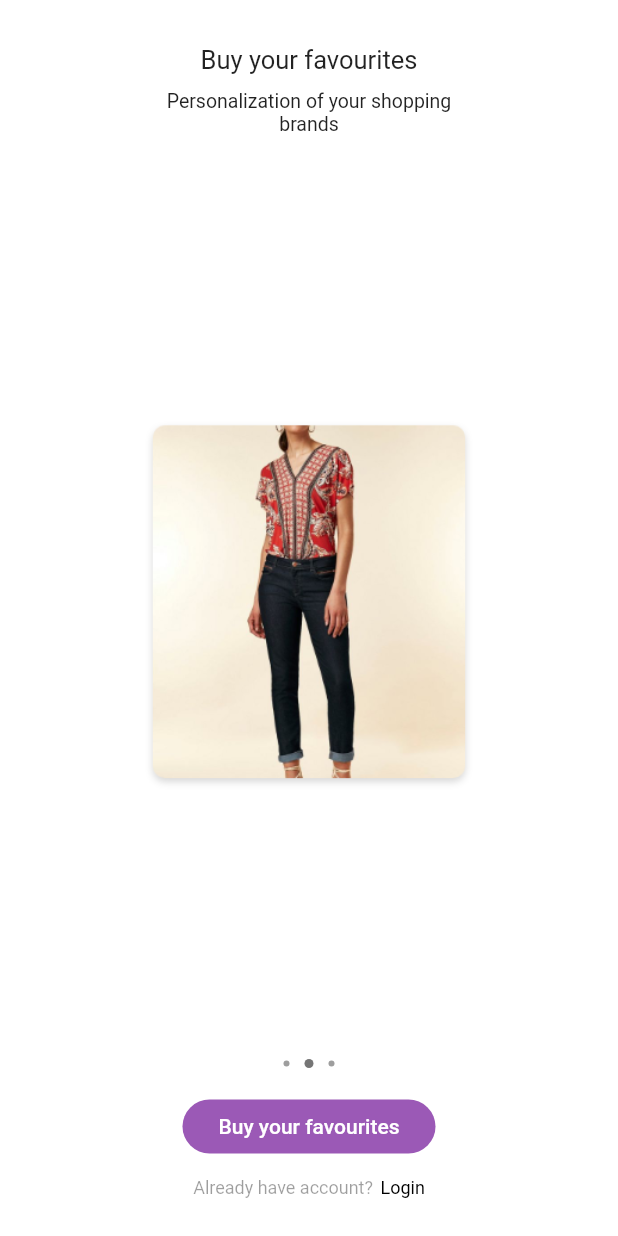
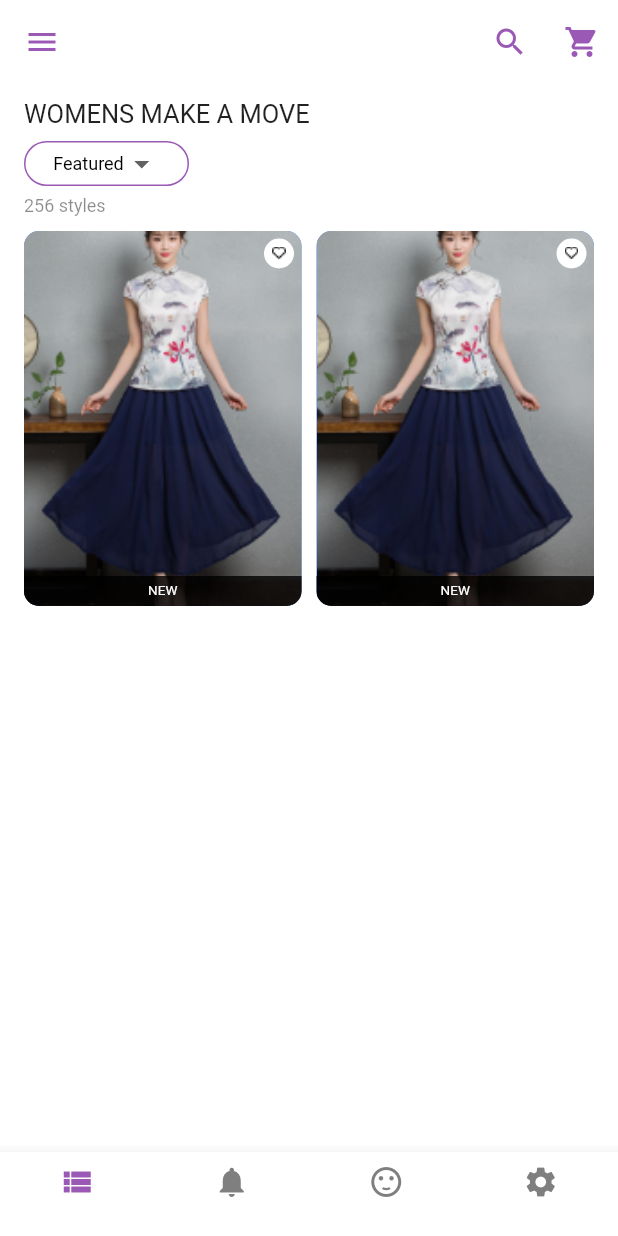
Before and after one commit to duythien0912/flutter_shopping, a Flutter app: the screen it shows after launch, after a tap on "Buy your favourites", on a phone screen of 412 x 824 dp. Run offline on Flutter 3.47's test engine with Material 2 defaults, Android fonts, the phone set to English and light mode, and no system bars; our stand-ins replace flutter_swiper.

Commit message:
[Thien] code UI half of Dashboard screen

```diff
--- a/lib/main.dart
+++ b/lib/main.dart
@@ -10,7 +10,7 @@ class MyApp extends StatelessWidget {
     return MaterialApp(
       title: 'Flutter Demo',
       theme: ThemeData(
-        primarySwatch: Colors.blue,
+        primaryColorBrightness: Brightness.light,
       ),
       home: WelcomeScreen(),
       debugShowCheckedModeBanner: false,
--- /dev/null
+++ b/lib/screens/dashBoard.dart
@@ -0,0 +1,205 @@
+import 'package:flutter/material.dart';
+
+class DashBoard extends StatefulWidget {
+  const DashBoard({
+    Key key,
+  }) : super(key: key);
+
+  @override
+  _DashBoardState createState() => _DashBoardState();
+}
+
+class _DashBoardState extends State<DashBoard> {
+  var _value = "1";
+
+  @override
+  Widget build(BuildContext context) {
+    return Padding(
+      padding: const EdgeInsets.symmetric(
+        horizontal: 16.0,
+      ),
+      child: ListView(
+        children: <Widget>[
+          Padding(
+            padding: const EdgeInsets.all(5),
+          ),
+          new TitleDashboard(),
+          Padding(
+            padding: const EdgeInsets.all(4),
+          ),
+          buildCategoryDropDown(),
+          Padding(
+            padding: const EdgeInsets.all(3),
+          ),
+          buildTextNumberStyles(),
+          Padding(
+            padding: const EdgeInsets.all(5),
+          ),
+          buildRowNewItem(),
+        ],
+      ),
+    );
+  }
+
+  Row buildRowNewItem() {
+    return Row(
+      children: <Widget>[
+        buildExpandedNewItem(),
+        Padding(
+          padding: const EdgeInsets.all(5),
+        ),
+        buildExpandedNewItem(),
+      ],
+    );
+  }
+
+  Expanded buildExpandedNewItem() {
+    return Expanded(
+      child: Container(
+        height: 250,
+        decoration: BoxDecoration(
+          image: new DecorationImage(
+            image: new AssetImage("assets/item1.png"),
+            fit: BoxFit.cover,
+          ),
+          color: Colors.blueAccent,
+          borderRadius: BorderRadius.all(
+            Radius.circular(10.0),
+          ),
+        ),
+        child: Stack(
+          children: <Widget>[
+            Positioned(
+              top: 5,
+              right: 5,
+              child: Container(
+                height: 20,
+                width: 20,
+                decoration: BoxDecoration(
+                  color: Colors.white,
+                  borderRadius: BorderRadius.all(
+                    Radius.circular(50.0),
+                  ),
+                ),
+                child: IconButton(
+                  onPressed: () {
+                    print("Click on love button");
+                  },
+                  padding: EdgeInsets.all(0),
+                  iconSize: 30,
+                  // icon: ,
+                  icon: Image(
+                    image: AssetImage("assets/heart-line.png"),
+                    fit: BoxFit.contain,
+                  ),
+                ),
+              ),
+            ),
+            Align(
+              alignment: Alignment.bottomCenter,
+              child: Container(
+                decoration: BoxDecoration(
+                  color: Color.fromRGBO(0, 0, 0, 0.8),
+                  borderRadius: BorderRadius.only(
+                    bottomLeft: Radius.circular(10.0),
+                    bottomRight: Radius.circular(10.0),
+                  ),
+                ),
+                height: 20,
+                child: Center(
+                  child: Text(
+                    "NEW",
+                    style: TextStyle(
+                      color: Colors.white,
+                      fontSize: 9,
+                    ),
+                  ),
+                ),
+              ),
+            ),
+          ],
+        ),
+      ),
+    );
+  }
+
+  Text buildTextNumberStyles() {
+    return Text(
+      '256 styles',
+      style: TextStyle(
+        fontSize: 12,
+        color: Colors.black45,
+      ),
+    );
+  }
+
+  Row buildCategoryDropDown() {
+    return Row(
+      children: <Widget>[
+        Container(
+          height: 30,
+          width: 110,
+          decoration: BoxDecoration(
+            border: Border.all(
+              color: Color.fromRGBO(155, 89, 182, 1),
+            ),
+            borderRadius: BorderRadius.all(
+              Radius.circular(20.0),
+            ),
+          ),
+          child: Center(
+            child: DropdownButton(
+              style: TextStyle(
+                fontSize: 12,
+                color: Colors.black,
+              ),
+              underline: Container(),
+              onChanged: (value) {
+                setState(() {
+                  _value = value;
+                });
+              },
+              value: _value,
+              items: [
+                DropdownMenuItem(
+                  value: "1",
+                  child: Text(
+                    "Featured",
+                  ),
+                ),
+                DropdownMenuItem(
+                  value: "2",
+                  child: Text(
+                    "New",
+                  ),
+                ),
+                DropdownMenuItem(
+                  value: "3",
+                  child: Text(
+                    "Hot",
+                  ),
+                ),
+              ],
+            ),
+          ),
+        ),
+      ],
+    );
+  }
+}
+
+class TitleDashboard extends StatelessWidget {
+  const TitleDashboard({
+    Key key,
+  }) : super(key: key);
+
+  @override
+  Widget build(BuildContext context) {
+    return Text(
+      'WOMENS MAKE A MOVE',
+      style: TextStyle(
+        fontSize: 17,
+      ),
+    );
+  }
+}
--- /dev/null
+++ b/lib/screens/home.dart
@@ -0,0 +1,205 @@
+import 'package:flutter/material.dart';
+
+import 'dashBoard.dart';
+import 'preferences.dart';
+import 'user.dart';
+
+class HomeScreen extends StatefulWidget {
+  const HomeScreen({Key key}) : super(key: key);
+
+  @override
+  _HomeScreenState createState() => _HomeScreenState();
+}
+
+class _HomeScreenState extends State<HomeScreen> with TickerProviderStateMixin {
+  int _selectedIndex = 0;
+
+  TabController _tabController;
+
+  static const List<Widget> _widgetBodyHome = <Widget>[
+    DashBoard(),
+    Notification(),
+    User(),
+    Preferences(),
+  ];
+
+  static const List<Widget> _widgetBodyDrawer = <Widget>[
+    Text(
+      'Index 1: ',
+    ),
+    Text(
+      'Index 2: ',
+    ),
+    Text(
+      'Index 3: ',
+    ),
+  ];
+
+  void _onItemTapped(int index) {
+    setState(() {
+      _selectedIndex = index;
+    });
+  }
+
+  @override
+  void initState() {
+    super.initState();
+    _tabController = new TabController(vsync: this, length: 3);
+  }
+
+  @override
+  void dispose() {
+    _tabController.dispose();
+    super.dispose();
+  }
+
+  @override
+  Widget build(BuildContext context) {
+    return Scaffold(
+      drawer: buildDrawer(),
+      appBar: buildAppBar(),
+      bottomNavigationBar: buildBottomNavigationBar(),
+      body: buildBody(),
+    );
+  }
+
+  Container buildBody() {
+    return Container(
+      color: Colors.white,
+      child: Center(
+        child: _widgetBodyHome.elementAt(_selectedIndex),
+      ),
+    );
+  }
+
+  Drawer buildDrawer() {
+    return Drawer(
+      child: SafeArea(
+        child: Column(
+          children: <Widget>[
+            Container(
+              padding: EdgeInsets.only(
+                left: 30,
+                right: 30,
+              ),
+              child: TabBar(
+                indicatorColor: Color.fromRGBO(155, 89, 182, 1),
+                labelColor: Color.fromRGBO(155, 89, 182, 1),
+                controller: _tabController,
+                tabs: _buildTabs(),
+              ),
+            ),
+            Expanded(
+              child: TabBarView(
+                controller: _tabController,
+                children: _widgetBodyDrawer,
+              ),
+            )
+          ],
+        ),
+      ),
+    );
+  }
+
+  List<Widget> _buildTabs() {
+    return <Widget>[
+      Tab(text: "Women"),
+      Tab(text: "Kids"),
+      Tab(text: "Men"),
+    ];
+  }
+
+  AppBar buildAppBar() {
+    return AppBar(
+      elevation: 0.0,
+      backgroundColor: Colors.white,
+      leading: Builder(
+        builder: (BuildContext context) {
+          return IconButton(
+            icon: const Icon(
+              Icons.menu,
+              color: Color.fromRGBO(155, 89, 182, 1),
+            ),
+            onPressed: () {
+              Scaffold.of(context).openDrawer();
+            },
+            tooltip: MaterialLocalizations.of(context).openAppDrawerTooltip,
+          );
+        },
+      ),
+      actions: <Widget>[
+        IconButton(
+          icon: Icon(Icons.search),
+          color: Color.fromRGBO(155, 89, 182, 1),
+          onPressed: () {},
+        ),
+        IconButton(
+          icon: Icon(Icons.shopping_cart),
+          color: Color.fromRGBO(155, 89, 182, 1),
+          onPressed: () {},
+        ),
+      ],
+    );
+  }
+
+  BottomNavigationBar buildBottomNavigationBar() {
+    return BottomNavigationBar(
+      showSelectedLabels: false,
+      type: BottomNavigationBarType.fixed,
+      backgroundColor: Colors.white,
+      items: [
+        BottomNavigationBarItem(
+          icon: Icon(
+            Icons.view_list,
+            color: _selectedIndex == 0
+                ? Color.fromRGBO(155, 89, 182, 1)
+                : Color.fromRGBO(127, 127, 127, 1),
+          ),
+          title: Container(height: 0.0),
+        ),
+        BottomNavigationBarItem(
+          icon: Icon(
+            Icons.notifications,
+            color: _selectedIndex == 1
+                ? Color.fromRGBO(155, 89, 182, 1)
+                : Color.fromRGBO(127, 127, 127, 1),
+          ),
+          title: Container(height: 0.0),
+        ),
+        BottomNavigationBarItem(
+          icon: Icon(
+            Icons.sentiment_satisfied,
+            color: _selectedIndex == 2
+                ? Color.fromRGBO(155, 89, 182, 1)
+                : Color.fromRGBO(127, 127, 127, 1),
+          ),
+          title: Container(height: 0.0),
+        ),
+        BottomNavigationBarItem(
+          icon: Icon(
+            Icons.settings,
+            color: _selectedIndex == 3
+                ? Color.fromRGBO(155, 89, 182, 1)
+                : Color.fromRGBO(127, 127, 127, 1),
+          ),
+          title: Container(height: 0.0),
+        ),
+      ],
+      currentIndex: _selectedIndex,
+      onTap: _onItemTapped,
+    );
+  }
+}
+
+class Notification extends StatelessWidget {
+  const Notification({
+    Key key,
+  }) : super(key: key);
+
+  @override
+  Widget build(BuildContext context) {
+    return Text(
+      'Index 2: Business',
+    );
+  }
+}
--- /dev/null
+++ b/lib/screens/notification.dart
@@ -0,0 +1,14 @@
+import 'package:flutter/material.dart';
+
+class Notification extends StatelessWidget {
+  const Notification({
+    Key key,
+  }) : super(key: key);
+
+  @override
+  Widget build(BuildContext context) {
+    return Text(
+      'Index 2: Business',
+    );
+  }
+}
--- /dev/null
+++ b/lib/screens/preferences.dart
@@ -0,0 +1,14 @@
+import 'package:flutter/material.dart';
+
+class Preferences extends StatelessWidget {
+  const Preferences({
+    Key key,
+  }) : super(key: key);
+
+  @override
+  Widget build(BuildContext context) {
+    return Text(
+      'Index 4: School',
+    );
+  }
+}
--- /dev/null
+++ b/lib/screens/user.dart
@@ -0,0 +1,14 @@
+import 'package:flutter/material.dart';
+
+class User extends StatelessWidget {
+  const User({
+    Key key,
+  }) : super(key: key);
+
+  @override
+  Widget build(BuildContext context) {
+    return Text(
+      'Index 3: School',
+    );
+  }
+}
--- a/lib/screens/welcome.dart
+++ b/lib/screens/welcome.dart
@@ -1,5 +1,7 @@
 import 'package:flutter/material.dart';
 import 'package:flutter_swiper/flutter_swiper.dart';
+
+import 'home.dart';
 
 const List<String> images = [
   "assets/intro2.png",
@@ -10,6 +12,8 @@ const List<String> images = [
 class WelcomeScreen extends StatelessWidget {
   @override
   Widget build(BuildContext context) {
+    double _deviceHeight = MediaQuery.of(context).size.height;
+
     return new Scaffold(
         body: Container(
       color: Colors.white,
@@ -17,7 +21,7 @@ class WelcomeScreen extends StatelessWidget {
         child: Column(
           children: <Widget>[
             Padding(
-              padding: EdgeInsets.only(top: 30),
+              padding: EdgeInsets.only(top: _deviceHeight / 15),
             ),
             Text(
               "Buy your favourites",
@@ -79,7 +83,12 @@ class WelcomeScreen extends StatelessWidget {
               shape: RoundedRectangleBorder(
                 borderRadius: BorderRadius.circular(25),
               ),
-              onPressed: () {},
+              onPressed: () {
+                Navigator.push(
+                  context,
+                  MaterialPageRoute(builder: (context) => HomeScreen()),
+                );
+              },
             ),
             Padding(
               padding: EdgeInsets.only(top: 10),
```
Also changed, not shown: assets/heart-line.png (added), assets/item1.png (added).
